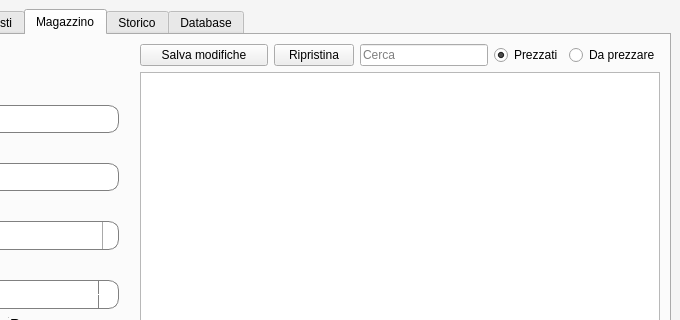
This is main.ui in salvogalati/pokemon-card-sales-manager as Qt 5 draws it before an edit; both pictures show x 116 to 796 and y 0 to 320 of the 796 by 473 pixel window. The edited form follows.
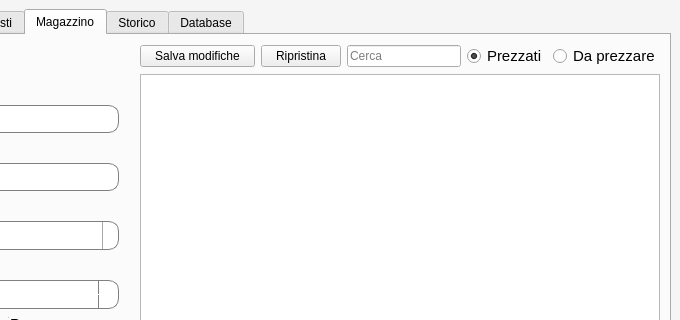
This is the edited form. The open tabs and pages were chosen to show the change. Icons and pictures are not drawn.

Patch:
```diff
--- a/main.ui
+++ b/main.ui
@@ -1077,6 +1077,11 @@
             </item>
             <item>
              <widget class="QRadioButton" name="radioButton_3">
+              <property name="font">
+               <font>
+                <pointsize>11</pointsize>
+               </font>
+              </property>
               <property name="text">
                <string>Prezzati</string>
               </property>
@@ -1090,6 +1095,11 @@
             </item>
             <item>
              <widget class="QRadioButton" name="radioButton_4">
+              <property name="font">
+               <font>
+                <pointsize>11</pointsize>
+               </font>
+              </property>
               <property name="text">
                <string>Da prezzare</string>
               </property>
```
Left out of the diff: 5 changed lines with no effect on the pictures.
